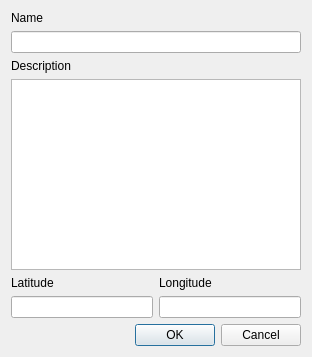
The window that explorer/markerdialog.ui (archnemesis/OSMExplorer) describes before a commit, drawn with Qt 5.
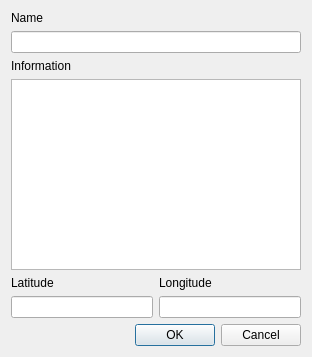
The same window after the commit.

Diff of the .ui file:
```diff
--- a/explorer/markerdialog.ui
+++ b/explorer/markerdialog.ui
@@ -27,7 +27,7 @@
    <item>
     <widget class="QLabel" name="label_2">
      <property name="text">
-      <string>Description</string>
+      <string>Information</string>
      </property>
     </widget>
    </item>
```
Left out of the diff: 2 changed lines with no effect on the pictures.
